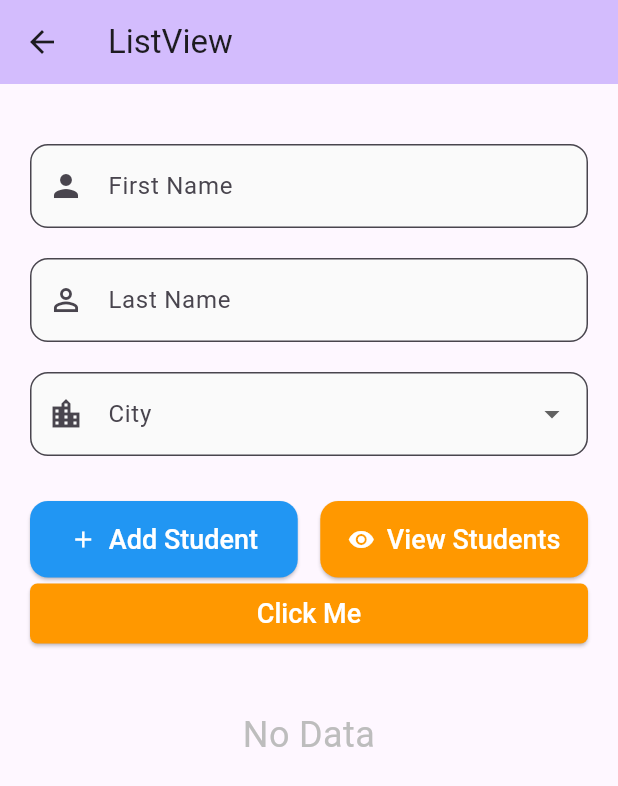
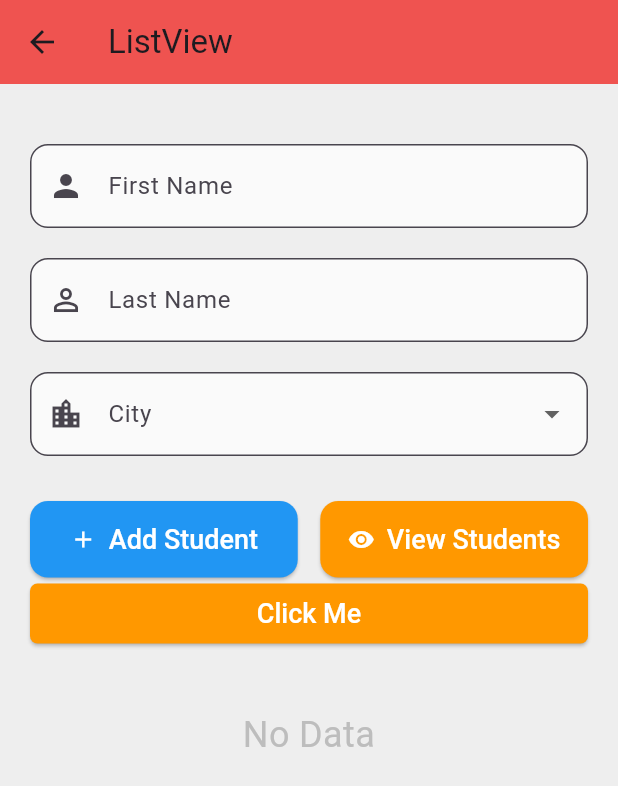
Before and after one commit to 82-Gaurab/flutter_for_college, a Flutter app: the ListViewScreen screen opened directly, on a phone screen of 412 x 824 dp. Shown: the top 786 px of the screen. Run offline on Flutter 3.47's test engine with Material 3 defaults, Android fonts, the phone set to English and light mode, and no system bars; Roboto replaces fonts that are missing (OpenSans Italic, OpenSans Regular).

Commit message:
App Bar theme; Input Theme; Bottom Bar Theme

```diff
--- a/lib/app.dart
+++ b/lib/app.dart
@@ -12,7 +12,7 @@ class MyApp extends StatelessWidget {
       title: 'Flutter Apps for College',
       debugShowCheckedModeBanner: false,
       theme: getApplicationTheme(),
-      home: const DashboardScreen(),
+      home: const BottomNavigationScreen(),
     );
   }
 }
--- a/lib/screens/bottom_navigation_screen.dart
+++ b/lib/screens/bottom_navigation_screen.dart
@@ -41,10 +41,6 @@ class _BottomNavigationScreenState extends State<BottomNavigationScreen> {
           BottomNavigationBarItem(icon: Icon(Icons.settings), label: 'About'),
         ],
 
-        backgroundColor: Colors.amber.shade400,
-        selectedItemColor: Colors.white,
-        unselectedItemColor: Colors.black,
-
         currentIndex: _selectedIndex,
         onTap: (index) {
           setState(() {
--- a/lib/screens/bottom_screen/cart_screen.dart
+++ b/lib/screens/bottom_screen/cart_screen.dart
@@ -79,6 +79,9 @@ class _CartScreenState extends State<CartScreen> {
                           double.parse(_timeController.text) /
                           100;
                       result = "$si";
+                      _principleController.text = "";
+                      _rateController.text = "";
+                      _timeController.text = "";
                     });
                   }
                 },
--- a/lib/screens/bottom_screen/home_screen.dart
+++ b/lib/screens/bottom_screen/home_screen.dart
@@ -65,6 +65,8 @@ class _HomeScreenState extends State<HomeScreen> {
                           int.parse(_firstNoController.text) +
                           int.parse(_secondNoController.text);
                       result = "$sum";
+                      _firstNoController.text = "";
+                      _secondNoController.text = "";
                     });
                   }
                 },
--- a/lib/screens/listview_screen.dart
+++ b/lib/screens/listview_screen.dart
@@ -36,13 +36,7 @@ class _ListViewScreenState extends State<ListViewScreen> {
   @override
   Widget build(BuildContext context) {
     return Scaffold(
-      appBar: AppBar(
-        title: const Text(
-          'ListView',
-          style: TextStyle(fontFamily: "OpenSans Italic"),
-        ),
-        backgroundColor: Theme.of(context).colorScheme.inversePrimary,
-      ),
+      appBar: AppBar(title: const Text('ListView')),
       body: SingleChildScrollView(
         padding: const EdgeInsets.all(20.0),
         child: Form(
@@ -57,11 +51,6 @@ class _ListViewScreenState extends State<ListViewScreen> {
                   labelText: 'First Name',
                   hintText: 'Enter first name',
                   prefixIcon: const Icon(Icons.person),
-                  border: OutlineInputBorder(
-                    borderRadius: BorderRadius.circular(12),
-                  ),
-                  filled: true,
-                  fillColor: Colors.grey.shade50,
                 ),
                 validator: (value) {
                   if (value == null || value.isEmpty) {
@@ -77,11 +66,6 @@ class _ListViewScreenState extends State<ListViewScreen> {
                   labelText: 'Last Name',
                   hintText: 'Enter last name',
                   prefixIcon: const Icon(Icons.person_outline),
-                  border: OutlineInputBorder(
-                    borderRadius: BorderRadius.circular(12),
-                  ),
-                  filled: true,
-                  fillColor: Colors.grey.shade50,
                 ),
                 validator: (value) {
                   if (value == null || value.isEmpty) {
```
Also changed, not shown: lib/theme/theme_data.dart (+12 -0 lines).
